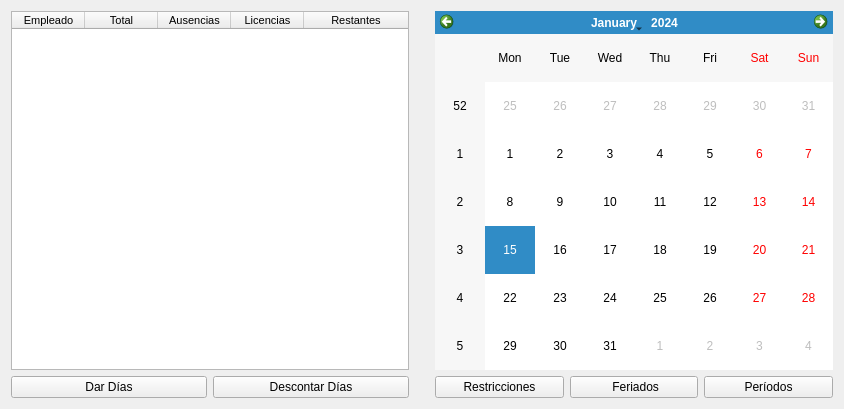
The window that windows/EmployeeWidget.ui (santichialvo/holidaysAdministrator) describes before a commit, drawn with Qt 5.
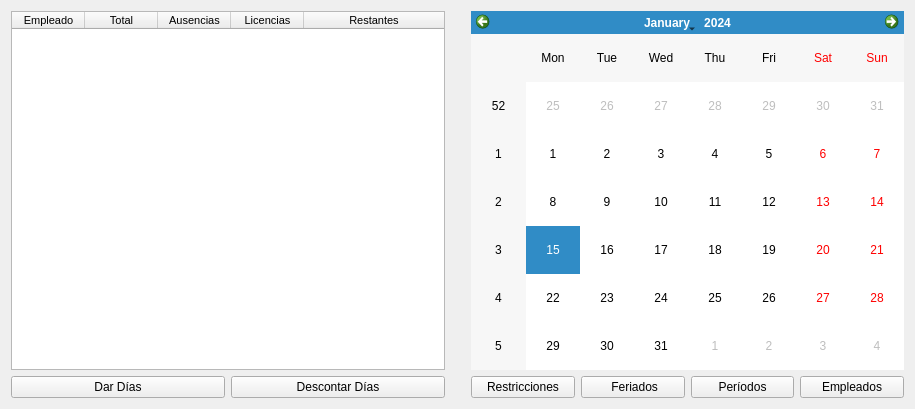
The same window after the commit. Icons and pictures are not drawn.

Commit message: Version final casi lista, contratar empleados funcional

```diff
--- a/windows/EmployeeWidget.ui
+++ b/windows/EmployeeWidget.ui
@@ -6,7 +6,7 @@
    <rect>
     <x>0</x>
     <y>0</y>
-    <width>844</width>
+    <width>915</width>
     <height>409</height>
    </rect>
   </property>
@@ -128,6 +128,17 @@
        </property>
       </widget>
      </item>
+     <item>
+      <widget class="QPushButton" name="employee_pushButton">
+       <property name="text">
+        <string>Empleados</string>
+       </property>
+       <property name="icon">
+        <iconset resource="../images/Resource_ha.qrc">
+         <normaloff>:/F1/fromHelyx/share16.png</normaloff>:/F1/fromHelyx/share16.png</iconset>
+       </property>
+      </widget>
+     </item>
     </layout>
    </item>
    <item row="3" column="1">
```
Left out of the diff: 21 changed lines with no effect on the pictures. The commit also changes 12 other files.
